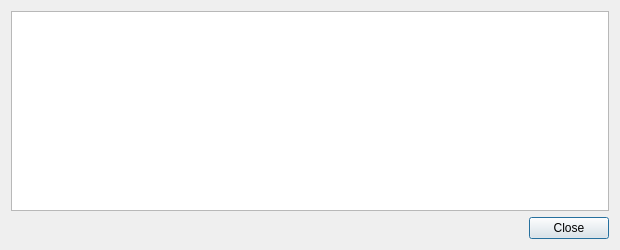
Before: the Qt Designer form src/qt/forms/transactiondescdialog.ui in ChiliCoin/ChiliCoin, drawn with Qt 5.
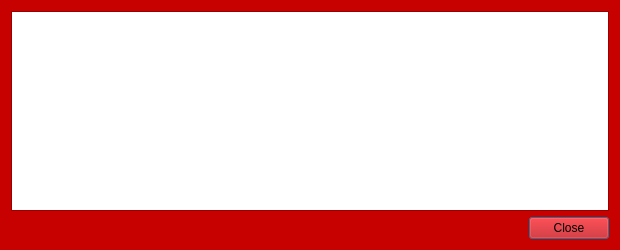
After: the same form once the commit is applied.

The edit to the form file:
```diff
--- a/src/qt/forms/transactiondescdialog.ui
+++ b/src/qt/forms/transactiondescdialog.ui
@@ -10,6 +10,421 @@
     <height>250</height>
    </rect>
   </property>
+  <property name="palette">
+   <palette>
+    <active>
+     <colorrole role="WindowText">
+      <brush brushstyle="SolidPattern">
+       <color alpha="255">
+        <red>0</red>
+        <green>0</green>
+        <blue>0</blue>
+       </color>
+      </brush>
+     </colorrole>
+     <colorrole role="Button">
+      <brush brushstyle="SolidPattern">
+       <color alpha="255">
+        <red>199</red>
+        <green>0</green>
+        <blue>0</blue>
+       </color>
+      </brush>
+     </colorrole>
+     <colorrole role="Light">
+      <brush brushstyle="SolidPattern">
+       <color alpha="255">
+        <red>255</red>
+        <green>43</green>
+        <blue>43</blue>
+       </color>
+      </brush>
+     </colorrole>
+     <colorrole role="Midlight">
+      <brush brushstyle="SolidPattern">
+       <color alpha="255">
+        <red>227</red>
+        <green>21</green>
+        <blue>21</blue>
+       </color>
+      </brush>
+     </colorrole>
+     <colorrole role="Dark">
+      <brush brushstyle="SolidPattern">
+       <color alpha="255">
+        <red>99</red>
+        <green>0</green>
+        <blue>0</blue>
+       </color>
+      </brush>
+     </colorrole>
+     <colorrole role="Mid">
+      <brush brushstyle="SolidPattern">
+       <color alpha="255">
+        <red>133</red>
+        <green>0</green>
+        <blue>0</blue>
+       </color>
+      </brush>
+     </colorrole>
+     <colorrole role="Text">
+      <brush brushstyle="SolidPattern">
+       <color alpha="255">
+        <red>0</red>
+        <green>0</green>
+        <blue>0</blue>
+       </color>
+      </brush>
+     </colorrole>
+     <colorrole role="BrightText">
+      <brush brushstyle="SolidPattern">
+       <color alpha="255">
+        <red>255</red>
+        <green>255</green>
+        <blue>255</blue>
+       </color>
+      </brush>
+     </colorrole>
+     <colorrole role="ButtonText">
+      <brush brushstyle="SolidPattern">
+       <color alpha="255">
+        <red>0</red>
+        <green>0</green>
+        <blue>0</blue>
+       </color>
+      </brush>
+     </colorrole>
+     <colorrole role="Base">
+      <brush brushstyle="SolidPattern">
+       <color alpha="255">
+        <red>255</red>
+        <green>255</green>
+        <blue>255</blue>
+       </color>
+      </brush>
+     </colorrole>
+     <colorrole role="Window">
+      <brush brushstyle="SolidPattern">
+       <color alpha="255">
+        <red>199</red>
+        <green>0</green>
+        <blue>0</blue>
+       </color>
+      </brush>
+     </colorrole>
+     <colorrole role="Shadow">
+      <brush brushstyle="SolidPattern">
+       <color alpha="255">
+        <red>0</red>
+        <green>0</green>
+        <blue>0</blue>
+       </color>
+      </brush>
+     </colorrole>
+     <colorrole role="AlternateBase">
+      <brush brushstyle="SolidPattern">
+       <color alpha="255">
+        <red>227</red>
+        <green>127</green>
+        <blue>127</blue>
+       </color>
+      </brush>
+     </colorrole>
+     <colorrole role="ToolTipBase">
+      <brush brushstyle="SolidPattern">
+       <color alpha="255">
+        <red>255</red>
+        <green>255</green>
+        <blue>220</blue>
+       </color>
+      </brush>
+     </colorrole>
+     <colorrole role="ToolTipText">
+      <brush brushstyle="SolidPattern">
+       <color alpha="255">
+        <red>0</red>
+        <green>0</green>
+        <blue>0</blue>
+       </color>
+      </brush>
+     </colorrole>
+    </active>
+    <inactive>
+     <colorrole role="WindowText">
+      <brush brushstyle="SolidPattern">
+       <color alpha="255">
+        <red>0</red>
+        <green>0</green>
+        <blue>0</blue>
+       </color>
+      </brush>
+     </colorrole>
+     <colorrole role="Button">
+      <brush brushstyle="SolidPattern">
+       <color alpha="255">
+        <red>199</red>
+        <green>0</green>
+        <blue>0</blue>
+       </color>
+      </brush>
+     </colorrole>
+     <colorrole role="Light">
+      <brush brushstyle="SolidPattern">
+       <color alpha="255">
+        <red>255</red>
+        <green>43</green>
+        <blue>43</blue>
+       </color>
+      </brush>
+     </colorrole>
+     <colorrole role="Midlight">
+      <brush brushstyle="SolidPattern">
+       <color alpha="255">
+        <red>227</red>
+        <green>21</green>
+        <blue>21</blue>
+       </color>
+      </brush>
+     </colorrole>
+     <colorrole role="Dark">
+      <brush brushstyle="SolidPattern">
+       <color alpha="255">
+        <red>99</red>
+        <green>0</green>
+        <blue>0</blue>
+       </color>
+      </brush>
+     </colorrole>
+     <colorrole role="Mid">
+      <brush brushstyle="SolidPattern">
+       <color alpha="255">
+        <red>133</red>
+        <green>0</green>
+        <blue>0</blue>
+       </color>
+      </brush>
+     </colorrole>
+     <colorrole role="Text">
+      <brush brushstyle="SolidPattern">
+       <color alpha="255">
+        <red>0</red>
+        <green>0</green>
+        <blue>0</blue>
+       </color>
+      </brush>
+     </colorrole>
+     <colorrole role="BrightText">
+      <brush brushstyle="SolidPattern">
+       <color alpha="255">
+        <red>255</red>
+        <green>255</green>
+        <blue>255</blue>
+       </color>
+      </brush>
+     </colorrole>
+     <colorrole role="ButtonText">
+      <brush brushstyle="SolidPattern">
+       <color alpha="255">
+        <red>0</red>
+        <green>0</green>
+        <blue>0</blue>
+       </color>
+      </brush>
+     </colorrole>
+     <colorrole role="Base">
+      <brush brushstyle="SolidPattern">
+       <color alpha="255">
+        <red>255</red>
+        <green>255</green>
+        <blue>255</blue>
+       </color>
+      </brush>
+     </colorrole>
+     <colorrole role="Window">
+      <brush brushstyle="SolidPattern">
+       <color alpha="255">
+        <red>199</red>
+        <green>0</green>
+        <blue>0</blue>
+       </color>
+      </brush>
+     </colorrole>
+     <colorrole role="Shadow">
+      <brush brushstyle="SolidPattern">
+       <color alpha="255">
+        <red>0</red>
+        <green>0</green>
+        <blue>0</blue>
+       </color>
+      </brush>
+     </colorrole>
+     <colorrole role="AlternateBase">
+      <brush brushstyle="SolidPattern">
+       <color alpha="255">
+        <red>227</red>
+        <green>127</green>
+        <blue>127</blue>
+       </color>
+      </brush>
+     </colorrole>
+     <colorrole role="ToolTipBase">
+      <brush brushstyle="SolidPattern">
+       <color alpha="255">
+        <red>255</red>
+        <green>255</green>
+        <blue>220</blue>
+       </color>
+      </brush>
+     </colorrole>
+     <colorrole role="ToolTipText">
+      <brush brushstyle="SolidPattern">
+       <color alpha="255">
+        <red>0</red>
+        <green>0</green>
+        <blue>0</blue>
+       </color>
+      </brush>
+     </colorrole>
+    </inactive>
+    <disabled>
+     <colorrole role="WindowText">
+      <brush brushstyle="SolidPattern">
+       <color alpha="255">
+        <red>99</red>
+        <green>0</green>
+        <blue>0</blue>
+       </color>
+      </brush>
+     </colorrole>
+     <colorrole role="Button">
+      <brush brushstyle="SolidPattern">
+       <color alpha="255">
+        <red>199</red>
+        <green>0</green>
+        <blue>0</blue>
+       </color>
+      </brush>
+     </colorrole>
+     <colorrole role="Light">
+      <brush brushstyle="SolidPattern">
+       <color alpha="255">
+        <red>255</red>
+        <green>43</green>
+        <blue>43</blue>
+       </color>
+      </brush>
+     </colorrole>
+     <colorrole role="Midlight">
+      <brush brushstyle="SolidPattern">
+       <color alpha="255">
+        <red>227</red>
+        <green>21</green>
+        <blue>21</blue>
+       </color>
+      </brush>
+     </colorrole>
+     <colorrole role="Dark">
+      <brush brushstyle="SolidPattern">
+       <color alpha="255">
+        <red>99</red>
+        <green>0</green>
+        <blue>0</blue>
+       </color>
+      </brush>
+     </colorrole>
+     <colorrole role="Mid">
+      <brush brushstyle="SolidPattern">
+       <color alpha="255">
+        <red>133</red>
+        <green>0</green>
+        <blue>0</blue>
+       </color>
+      </brush>
+     </colorrole>
+     <colorrole role="Text">
+      <brush brushstyle="SolidPattern">
+       <color alpha="255">
+        <red>99</red>
+        <green>0</green>
+        <blue>0</blue>
+       </color>
+      </brush>
+     </colorrole>
+     <colorrole role="BrightText">
+      <brush brushstyle="SolidPattern">
+       <color alpha="255">
+        <red>255</red>
+        <green>255</green>
+        <blue>255</blue>
+       </color>
+      </brush>
+     </colorrole>
+     <colorrole role="ButtonText">
+      <brush brushstyle="SolidPattern">
+       <color alpha="255">
+        <red>99</red>
+        <green>0</green>
+        <blue>0</blue>
+       </color>
+      </brush>
+     </colorrole>
+     <colorrole role="Base">
+      <brush brushstyle="SolidPattern">
+       <color alpha="255">
+        <red>199</red>
+        <green>0</green>
+        <blue>0</blue>
+       </color>
+      </brush>
+     </colorrole>
+     <colorrole role="Window">
+      <brush brushstyle="SolidPattern">
+       <color alpha="255">
+        <red>199</red>
+        <green>0</green>
+        <blue>0</blue>
+       </color>
+      </brush>
+     </colorrole>
+     <colorrole role="Shadow">
+      <brush brushstyle="SolidPattern">
+       <color alpha="255">
+        <red>0</red>
+        <green>0</green>
+        <blue>0</blue>
+       </color>
+      </brush>
+     </colorrole>
+     <colorrole role="AlternateBase">
+      <brush brushstyle="SolidPattern">
+       <color alpha="255">
+        <red>199</red>
+        <green>0</green>
+        <blue>0</blue>
+       </color>
+      </brush>
+     </colorrole>
+     <colorrole role="ToolTipBase">
+      <brush brushstyle="SolidPattern">
+       <color alpha="255">
+        <red>255</red>
+        <green>255</green>
+        <blue>220</blue>
+       </color>
+      </brush>
+     </colorrole>
+     <colorrole role="ToolTipText">
+      <brush brushstyle="SolidPattern">
+       <color alpha="255">
+        <red>0</red>
+        <green>0</green>
+        <blue>0</blue>
+       </color>
+      </brush>
+     </colorrole>
+    </disabled>
+   </palette>
+  </property>
   <property name="windowTitle">
    <string>Transaction details</string>
   </property>
```
